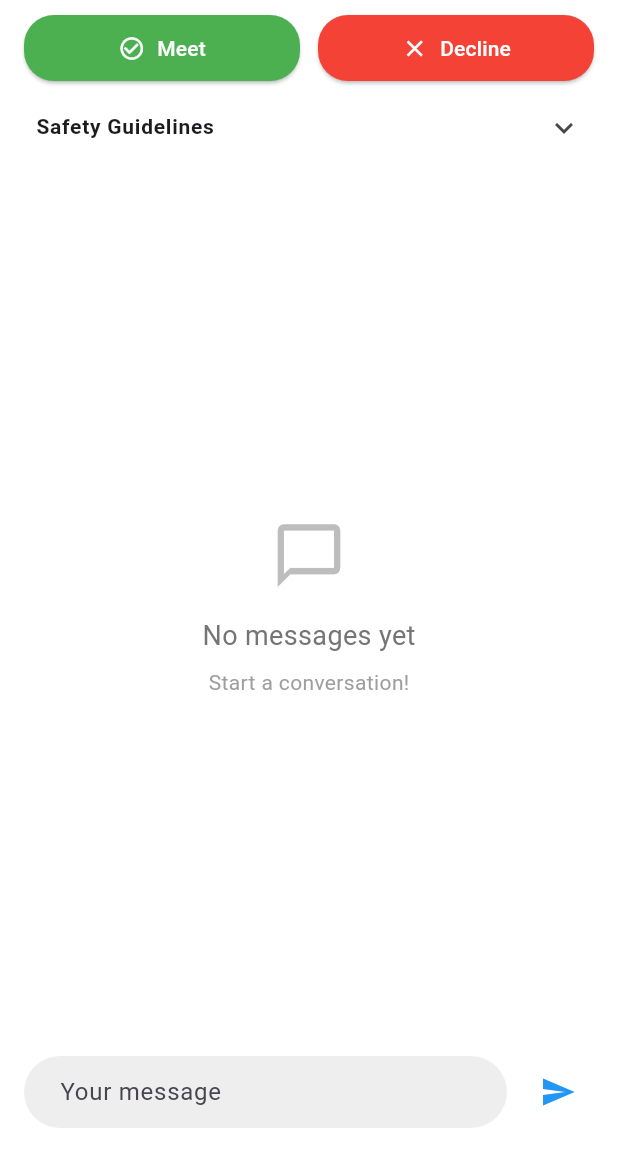
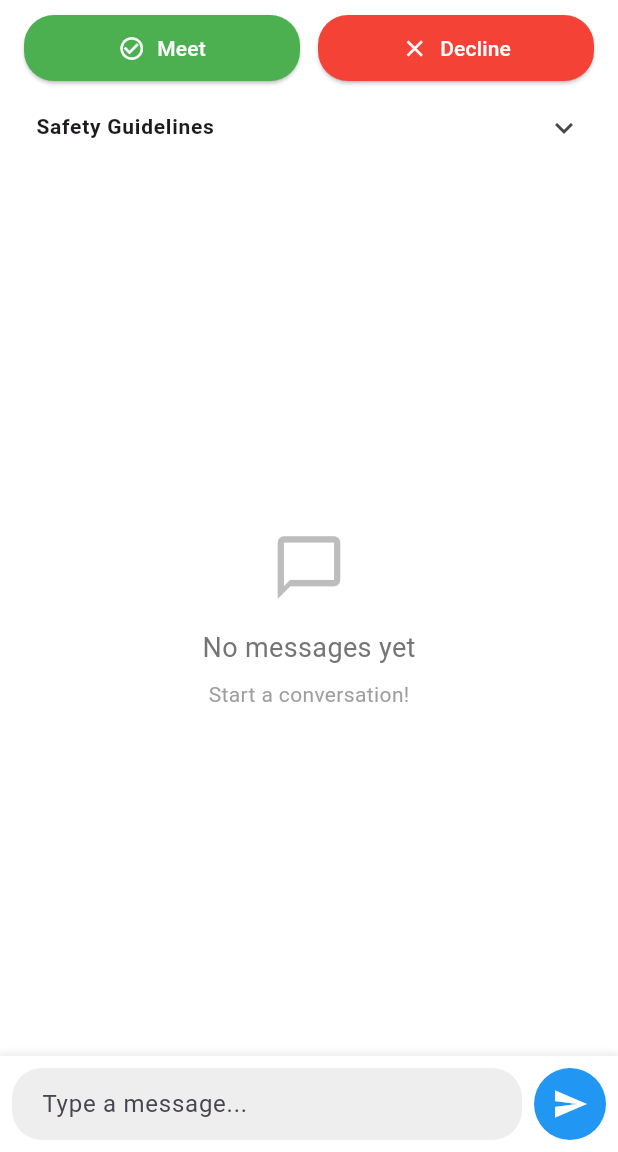
Before and after one commit to encounterapp/encounter_app, a Flutter app: the ChatScreen screen opened directly with empty values, after a tap on the "send" icon, on a phone screen of 412 x 824 dp, the part 84-1236 px from its top. Run offline on Flutter 3.47's test engine with Material 3 defaults, Android fonts, the phone set to English and light mode, and no system bars; our stand-ins replace geolocator, google_maps_flutter, image_picker, shared_preferences, supabase_flutter, timeago; accounts and stored records are empty; network calls fail.

Commit message:
Add postID to setupMessagesStream to ensure to create new chat session of new post

```diff
--- a/lib/controllers/chat_controller.dart
+++ b/lib/controllers/chat_controller.dart
@@ -299,7 +299,8 @@ Future<void> refreshPostStatus() async {
 void _setupMessagesStream() {
   if (currentUserId == null) return;
 
-  // Create unique chat ID
+  // Create unique chat ID that incorporates the post ID
+  final String chatId;
   final smallerId = currentUserId!.compareTo(recipientId) < 0
       ? currentUserId
       : recipientId;
@@ -308,17 +309,23 @@ void _setupMessagesStream() {
       : currentUserId;
 
   // If we have a post ID, include it in the chat ID
-  final chatId = postId != null
-      ? '${smallerId}_${largerId}_${postId}'
-      : '${smallerId}_${largerId}';
+  if (postId != null) {
+    chatId = '${smallerId}_${largerId}_${postId}';
+  } else {
+    chatId = '${smallerId}_${largerId}';
+  }
+
+  debugPrint("Looking for chat session with ID: $chatId");
 
   // Get the chat session to determine which messages to fetch
   supabase
       .from('chat_sessions')
       .select('id')
       .eq('id', chatId)
-      .single()
+      .maybeSingle()
       .then((chatSession) {
+        if (chatSession != null) {
+          debugPrint("Found chat session: ${chatSession['id']}");
           // Set up the messages stream for this specific chat session
           _messagesStream = supabase
               .from('messages')
@@ -330,10 +337,31 @@ void _setupMessagesStream() {
             notifyListeners();
             return messages;
           });
+        } else {
+          // No chat session found, create a new stream for direct messages
+          debugPrint("No chat session found, using direct messages");
+          _messagesStream = supabase
+              .from('messages')
+              .stream(primaryKey: ['id'])
+              .order('created_at', ascending: true)
+              .map((messages) {
+            final filteredMessages = messages.where((msg) {
+              final senderId = msg['sender_id'];
+              final receiverId = msg['receiver_id'];
+              return (senderId == currentUserId && receiverId == recipientId) ||
+                  (senderId == recipientId && receiverId == currentUserId);
+            }).toList();
+
+            _messages = filteredMessages;
+            notifyListeners();
+
+            return filteredMessages;
+          });
+        }
       })
       .catchError((error) {
-        // If no specific chat session was found, fall back to the old behavior
-        // of showing all messages between these users
+        debugPrint("Error fetching chat session: $error");
+        // Fallback to showing all messages between these users
         _messagesStream = supabase
             .from('messages')
             .stream(primaryKey: ['id'])
@@ -661,7 +689,15 @@ static Future<String?> createChatSessionForPost(String postId, String recipientI
     // Generate a unique chat ID that includes the post ID to ensure a fresh chat
     final chatId = '${smallerId}_${largerId}_${postId}';
 
-    // Create new chat session without checking for existing ones
+    // Check if this chat session already exists
+    final existingChat = await Supabase.instance.client
+        .from('chat_sessions')
+        .select()
+        .eq('id', chatId)
+        .maybeSingle();
+
+    if (existingChat == null) {
+      // Create new chat session
       await Supabase.instance.client
           .from('chat_sessions')
           .insert({
@@ -672,6 +708,17 @@ static Future<String?> createChatSessionForPost(String postId, String recipientI
             'status': 'active',
             'created_at': DateTime.now().toUtc().toIso8601String(),
           });
+
+      // Add a system message
+      await Supabase.instance.client.from('messages').insert({
+        'sender_id': currentUser.id,
+        'receiver_id': recipientId,
+        'chat_session_id': chatId, // Explicitly set the chat session ID
+        'content': "Chat started about this post.",
+        'created_at': DateTime.now().toUtc().toIso8601String(),
+        'is_system_message': true,
+      });
+    }
 
     return chatId;
   } catch (e) {
--- a/lib/pages/new_chat.dart
+++ b/lib/pages/new_chat.dart
@@ -592,24 +592,22 @@ Future<void> _handleMeetingResult(bool didMeet) async {
   }
 
   Widget _buildMainContent() {
-  // Show map view
+    // Show map view if enabled and meeting is confirmed
     if (_showMap && _controller.meetingConfirmed && _controller.currentUserId != null) {
       return Expanded(
-      child: Container(
-        clipBehavior: Clip.none,
         child: GoogleMeetingMapView(
           currentUserId: _controller.currentUserId!,
           recipientId: widget.recipientId,
           recipientUsername: _controller.recipientUsername ?? "User",
         ),
-      ),
       );
     }
 
-  // Show message list
+    // Show messages list with input field at bottom for active chats
     return Expanded(
       child: Column(
         children: [
+          // Messages list takes most of the space
           Expanded(
             child: MessagesList(
               messagesStream: _controller.messagesStream,
@@ -627,7 +625,7 @@ Widget _buildMainContent() {
               ),
             ),
           ),
-        // Add message input field only if chat is not ended
+          // Add message input field only if chat is active
           if (!_controller.isChatEnded)
             MessageInput(
               onSend: (text) => _controller.sendMessage(text),
--- a/lib/widgets/message_input.dart
+++ b/lib/widgets/message_input.dart
@@ -1,4 +1,4 @@
-// message_input.dart
+// in lib/widgets/message_input.dart
 import 'package:flutter/material.dart';
 
 class MessageInput extends StatefulWidget {
@@ -29,29 +29,52 @@ class _MessageInputState extends State<MessageInput> {
 
   @override
   Widget build(BuildContext context) {
-    return Padding(
-      padding: const EdgeInsets.all(16.0),
+    return Container(
+      padding: const EdgeInsets.all(8.0),
+      decoration: BoxDecoration(
+        color: Colors.white,
+        boxShadow: [
+          BoxShadow(
+            color: Colors.grey.withOpacity(0.2),
+            spreadRadius: 1,
+            blurRadius: 3,
+            offset: const Offset(0, -1),
+          ),
+        ],
+      ),
       child: Row(
         children: [
           Expanded(
             child: TextField(
               controller: _controller,
               decoration: InputDecoration(
-                hintText: "Your message",
+                hintText: "Type a message...",
+                border: OutlineInputBorder(
+                  borderRadius: BorderRadius.circular(20),
+                  borderSide: BorderSide.none,
+                ),
                 filled: true,
                 fillColor: Colors.grey[200],
-                border: OutlineInputBorder(
-                  borderRadius: BorderRadius.circular(30),
-                  borderSide: BorderSide.none,
-                ),
-                contentPadding: const EdgeInsets.symmetric(horizontal: 20, vertical: 10),
+                contentPadding: const EdgeInsets.symmetric(horizontal: 16, vertical: 10),
+              ),
+              textCapitalization: TextCapitalization.sentences,
+              maxLines: null,
+            ),
+          ),
+          const SizedBox(width: 8),
+          Material(
+            color: Colors.blue,
+            borderRadius: BorderRadius.circular(30),
+            child: InkWell(
+              onTap: _sendMessage,
+              borderRadius: BorderRadius.circular(30),
+              child: Container(
+                width: 48,
+                height: 48,
+                alignment: Alignment.center,
+                child: const Icon(Icons.send, color: Colors.white),
               ),
             ),
-          ),
-          const SizedBox(width: 10),
-          IconButton(
-            icon: const Icon(Icons.send, color: Colors.blue),
-            onPressed: _sendMessage,
           ),
         ],
       ),
```
Lines whose indentation alone changed are shown as unchanged.
